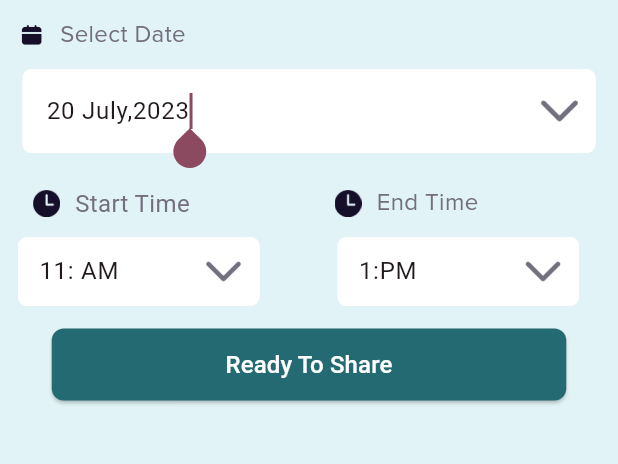
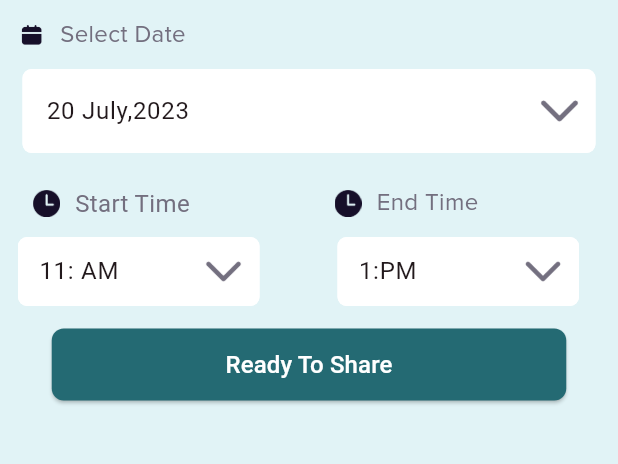
Before and after one commit to fwdAndroid/join-again, a Flutter app: the NextActivityPage screen opened directly with empty values, on a phone screen of 412 x 824 dp, the part 84-548 px from its top. Run offline on Flutter 3.47's test engine with Material 2 defaults, Android fonts, the phone set to English and light mode, and no system bars; our stand-ins replace animated_splash_screen, cloud_firestore, country_code_picker, file_picker, firebase_auth, firebase_core and 16 more; missing offline and left inert: encrypt, flutter_google_places_hoc081098, google_api_headers, google_maps_webservice, paginate_firestore, phone_form_field; accounts and stored records are empty.

Commit message:
Activity Folder const apploed

```diff
--- a/lib/screens/activities/activity/next_activity_page.dart
+++ b/lib/screens/activities/activity/next_activity_page.dart
@@ -10,7 +10,12 @@ class NextActivityPage extends StatefulWidget {
   final image;
   final cate;
 
-  const NextActivityPage({super.key, required this.description, required this.image, required this.cate, required this.title});
+  const NextActivityPage(
+      {super.key,
+      required this.description,
+      required this.image,
+      required this.cate,
+      required this.title});
 
   @override
   State<NextActivityPage> createState() => _NextActivityPageState();
@@ -41,38 +46,46 @@ class _NextActivityPageState extends State<NextActivityPage> {
     //     ? const LatLng(25.276987, 55.296249)
     //     : LatLng(latlong[0], latlong[1]);
     return Scaffold(
-      backgroundColor: Color.fromARGB(255, 225, 243, 246),
+      backgroundColor: const Color.fromARGB(255, 225, 243, 246),
       resizeToAvoidBottomInset: false,
       appBar: AppBar(
         centerTitle: true,
-        title: Text(
+        title: const Text(
           "Create Activity",
           overflow: TextOverflow.ellipsis,
           textAlign: TextAlign.left,
-          style: TextStyle(fontFamily: "ProximaNova", fontWeight: FontWeight.w700, fontSize: 17, color: Color(0xff160F29)),
+          style: TextStyle(
+              fontFamily: "ProximaNova",
+              fontWeight: FontWeight.w700,
+              fontSize: 17,
+              color: Color(0xff160F29)),
         ),
       ),
       body: Column(
         children: [
           Padding(
-            padding: EdgeInsets.only(left: 12, bottom: 1, top: 12),
+            padding: const EdgeInsets.only(left: 12, bottom: 1, top: 12),
             child: Row(children: [
               Image.asset(
                 "assets/select.png",
                 height: 18,
                 width: 18,
               ),
-              SizedBox(
+              const SizedBox(
                 width: 10,
               ),
-              Text(
+              const Text(
                 "Select Date",
-                style: TextStyle(fontFamily: "ProximaNova", fontWeight: FontWeight.w400, fontSize: 16, color: Color(0xff736F7F)),
+                style: TextStyle(
+                    fontFamily: "ProximaNova",
+                    fontWeight: FontWeight.w400,
+                    fontSize: 16,
+                    color: Color(0xff736F7F)),
               ),
             ]),
           ),
           Container(
-            margin: EdgeInsets.only(left: 15, right: 15, top: 10),
+            margin: const EdgeInsets.only(left: 15, right: 15, top: 10),
             child: TextFormField(
               onTap: () {
                 _selectDate(context);
@@ -88,49 +101,60 @@ class _NextActivityPageState extends State<NextActivityPage> {
                 ),
                 filled: true,
                 fillColor: Colors.white,
-                focusedBorder: OutlineInputBorder(borderRadius: BorderRadius.circular(6), borderSide: BorderSide(color: Colors.white)),
-                disabledBorder: OutlineInputBorder(borderRadius: BorderRadius.circular(6), borderSide: BorderSide(color: Colors.white)),
-                enabledBorder: OutlineInputBorder(borderRadius: BorderRadius.circular(6), borderSide: BorderSide(color: Colors.white)),
-                border: OutlineInputBorder(borderRadius: BorderRadius.circular(6), borderSide: BorderSide(color: Colors.white)),
+                focusedBorder: OutlineInputBorder(
+                    borderRadius: BorderRadius.circular(6),
+                    borderSide: const BorderSide(color: Colors.white)),
+                disabledBorder: OutlineInputBorder(
+                    borderRadius: BorderRadius.circular(6),
+                    borderSide: const BorderSide(color: Colors.white)),
+                enabledBorder: OutlineInputBorder(
+                    borderRadius: BorderRadius.circular(6),
+                    borderSide: const BorderSide(color: Colors.white)),
+                border: OutlineInputBorder(
+                    borderRadius: BorderRadius.circular(6),
+                    borderSide: const BorderSide(color: Colors.white)),
                 hintText: "12/04/2023",
-                helperStyle: TextStyle(
+                helperStyle: const TextStyle(
                   fontSize: 14,
                   fontWeight: FontWeight.w200,
                   color: Colors.grey,
                 ),
               ),
-              autofocus: true,
               controller: createDateController,
             ),
           ),
           Container(
-            margin: EdgeInsets.only(left: 12, right: 12, top: 10),
+            margin: const EdgeInsets.only(left: 12, right: 12, top: 10),
             child: Row(children: [
               Expanded(
                   child: Column(
                 crossAxisAlignment: CrossAxisAlignment.start,
                 children: [
                   Padding(
-                    padding: EdgeInsets.only(left: 10, bottom: 1, top: 12),
+                    padding:
+                        const EdgeInsets.only(left: 10, bottom: 1, top: 12),
                     child: Row(children: [
                       Image.asset(
                         "assets/clock.png",
                         height: 18,
                         width: 18,
                       ),
-                      SizedBox(
+                      const SizedBox(
                         width: 10,
                       ),
-                      Text(
+                      const Text(
                         "Start Time",
-                        style: TextStyle(fontWeight: FontWeight.w400, fontSize: 16, color: Color(0xff736F7F)),
+                        style: TextStyle(
+                            fontWeight: FontWeight.w400,
+                            fontSize: 16,
+                            color: Color(0xff736F7F)),
                       ),
                     ]),
                   ),
-                  SizedBox(
+                  const SizedBox(
                     height: 10,
                   ),
-                  Container(
+                  SizedBox(
                     width: 161,
                     height: 46,
                     child: TextField(
@@ -139,7 +163,8 @@ class _NextActivityPageState extends State<NextActivityPage> {
                       },
                       controller: startTimeController,
                       decoration: InputDecoration(
-                        contentPadding: EdgeInsets.only(top: 20, left: 10),
+                        contentPadding:
+                            const EdgeInsets.only(top: 20, left: 10),
                         suffixIcon: Padding(
                           padding: const EdgeInsets.all(8.0),
                           child: Image.asset(
@@ -151,45 +176,55 @@ class _NextActivityPageState extends State<NextActivityPage> {
                         hintText: "10 : 00 AM",
                         filled: true,
                         fillColor: Colors.white,
-                        focusedBorder:
-                            OutlineInputBorder(borderRadius: BorderRadius.circular(6), borderSide: BorderSide(color: Colors.white)),
-                        disabledBorder:
-                            OutlineInputBorder(borderRadius: BorderRadius.circular(6), borderSide: BorderSide(color: Colors.white)),
-                        enabledBorder:
-                            OutlineInputBorder(borderRadius: BorderRadius.circular(6), borderSide: BorderSide(color: Colors.white)),
-                        border: OutlineInputBorder(borderRadius: BorderRadius.circular(6), borderSide: BorderSide(color: Colors.white)),
+                        focusedBorder: OutlineInputBorder(
+                            borderRadius: BorderRadius.circular(6),
+                            borderSide: const BorderSide(color: Colors.white)),
+                        disabledBorder: OutlineInputBorder(
+                            borderRadius: BorderRadius.circular(6),
+                            borderSide: const BorderSide(color: Colors.white)),
+                        enabledBorder: OutlineInputBorder(
+                            borderRadius: BorderRadius.circular(6),
+                            borderSide: const BorderSide(color: Colors.white)),
+                        border: OutlineInputBorder(
+                            borderRadius: BorderRadius.circular(6),
+                            borderSide: const BorderSide(color: Colors.white)),
                       ),
                     ),
                   ),
                 ],
               )),
-              SizedBox(
+              const SizedBox(
                 width: 10,
               ),
               Expanded(
                   child: Column(
                 children: [
                   Padding(
-                    padding: EdgeInsets.only(left: 12, bottom: 1, top: 12),
+                    padding:
+                        const EdgeInsets.only(left: 12, bottom: 1, top: 12),
                     child: Row(children: [
                       Image.asset(
                         "assets/clock.png",
                         height: 18,
                         width: 18,
                       ),
-                      SizedBox(
+                      const SizedBox(
                         width: 10,
                       ),
-                      Text(
+                      const Text(
                         "End Time",
-                        style: TextStyle(fontFamily: "ProximaNova", fontWeight: FontWeight.w400, fontSize: 16, color: Color(0xff736F7F)),
+                        style: TextStyle(
+                            fontFamily: "ProximaNova",
+                            fontWeight: FontWeight.w400,
+                            fontSize: 16,
+                            color: Color(0xff736F7F)),
                       ),
                     ]),
                   ),
-                  SizedBox(
+                  const SizedBox(
                     height: 10,
                   ),
-                  Container(
+                  SizedBox(
                     width: 161,
                     height: 46,
                     child: TextField(
@@ -198,7 +233,8 @@ class _NextActivityPageState extends State<NextActivityPage> {
                       },
                       controller: endTimeController,
                       decoration: InputDecoration(
-                        contentPadding: EdgeInsets.only(top: 20, left: 10),
+                        contentPadding:
+                            const EdgeInsets.only(top: 20, left: 10),
                         suffixIcon: Padding(
                           padding: const EdgeInsets.all(8.0),
                           child: Image.asset(
@@ -210,13 +246,18 @@ class _NextActivityPageState extends State<NextActivityPage> {
                         hintText: "10 : 00 AM",
                         filled: true,
                         fillColor: Colors.white,
-                        focusedBorder:
-                            OutlineInputBorder(borderRadius: BorderRadius.circular(6), borderSide: BorderSide(color: Colors.white)),
-                        disabledBorder:
-                            OutlineInputBorder(borderRadius: BorderRadius.circular(6), borderSide: BorderSide(color: Colors.white)),
-                        enabledBorder:
-                            OutlineInputBorder(borderRadius: BorderRadius.circular(6), borderSide: BorderSide(color: Colors.white)),
-                        border: OutlineInputBorder(borderRadius: BorderRadius.circular(6), borderSide: BorderSide(color: Colors.white)),
+                        focusedBorder: OutlineInputBorder(
+                            borderRadius: BorderRadius.circular(6),
+                            borderSide: const BorderSide(color: Colors.white)),
+                        disabledBorder: OutlineInputBorder(
+                            borderRadius: BorderRadius.circular(6),
+                            borderSide: const BorderSide(color: Colors.white)),
+                        enabledBorder: OutlineInputBorder(
+                            borderRadius: BorderRadius.circular(6),
+                            borderSide: const BorderSide(color: Colors.white)),
+                        border: OutlineInputBorder(
+                            borderRadius: BorderRadius.circular(6),
+                            borderSide: const BorderSide(color: Colors.white)),
                       ),
                     ),
                   ),
@@ -225,16 +266,16 @@ class _NextActivityPageState extends State<NextActivityPage> {
             ]),
           ),
           Container(
-            margin: EdgeInsets.only(left: 15, right: 15, top: 15),
+            margin: const EdgeInsets.only(left: 15, right: 15, top: 15),
             child: ElevatedButton(
                 style: ElevatedButton.styleFrom(
                     shape: RoundedRectangleBorder(
                       borderRadius: BorderRadius.circular(8.0),
                     ),
-                    fixedSize: Size(343, 48),
-                    backgroundColor: Color(0xff246A73)),
+                    fixedSize: const Size(343, 48),
+                    backgroundColor: const Color(0xff246A73)),
                 onPressed: createProfile,
-                child: Text(
+                child: const Text(
                   "Ready To Share",
                   style: TextStyle(color: Colors.white, fontSize: 16),
                 )),
@@ -274,7 +315,9 @@ class _NextActivityPageState extends State<NextActivityPage> {
       _selectedDate = newSelectedDate;
       createDateController
         ..text = DateFormat.yMMMd().format(_selectedDate!)
-        ..selection = TextSelection.fromPosition(TextPosition(offset: createDateController.text.length, affinity: TextAffinity.upstream));
+        ..selection = TextSelection.fromPosition(TextPosition(
+            offset: createDateController.text.length,
+            affinity: TextAffinity.upstream));
     }
   }
 
@@ -318,7 +361,8 @@ class _NextActivityPageState extends State<NextActivityPage> {
                 style: TextStyle(color: Colors.black),
               ),
               onPressed: () {
-                Navigator.pushReplacement(context, MaterialPageRoute(builder: (builder) => MainScreen()));
+                Navigator.pushReplacement(context,
+                    MaterialPageRoute(builder: (builder) => MainScreen()));
               },
             ),
           ],
```
Also changed, not shown: lib/screens/activities/activity/map_screen_activity.dart (+89 -39 lines), lib/screens/activities/create_activity.dart (+95 -57 lines).
